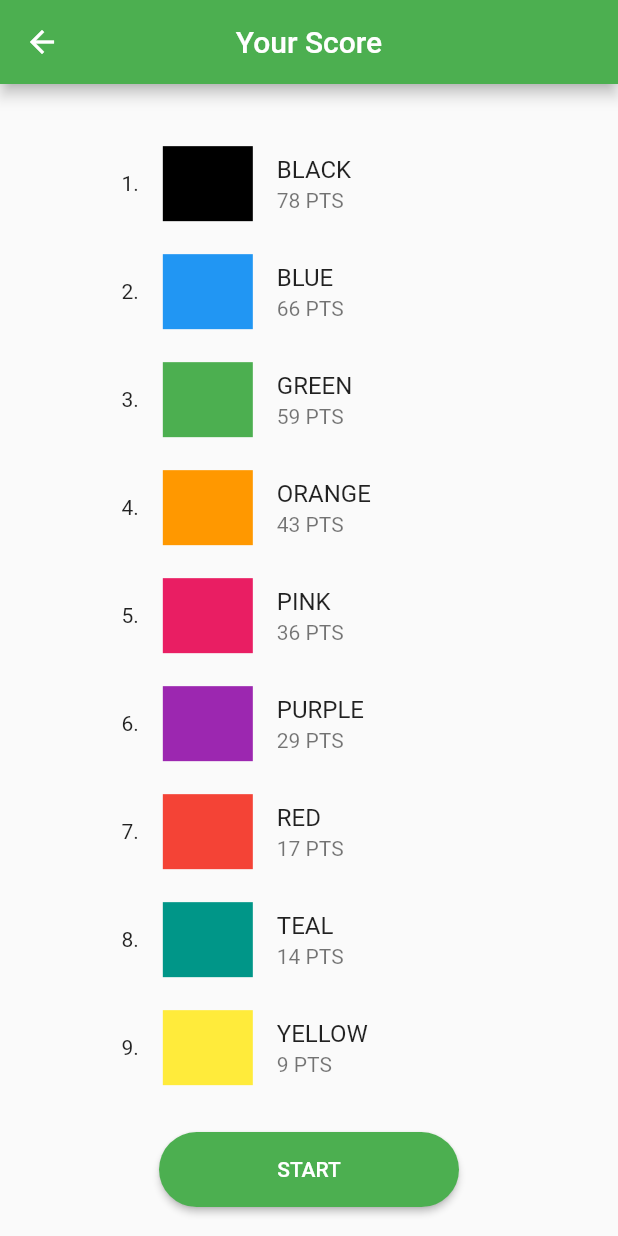
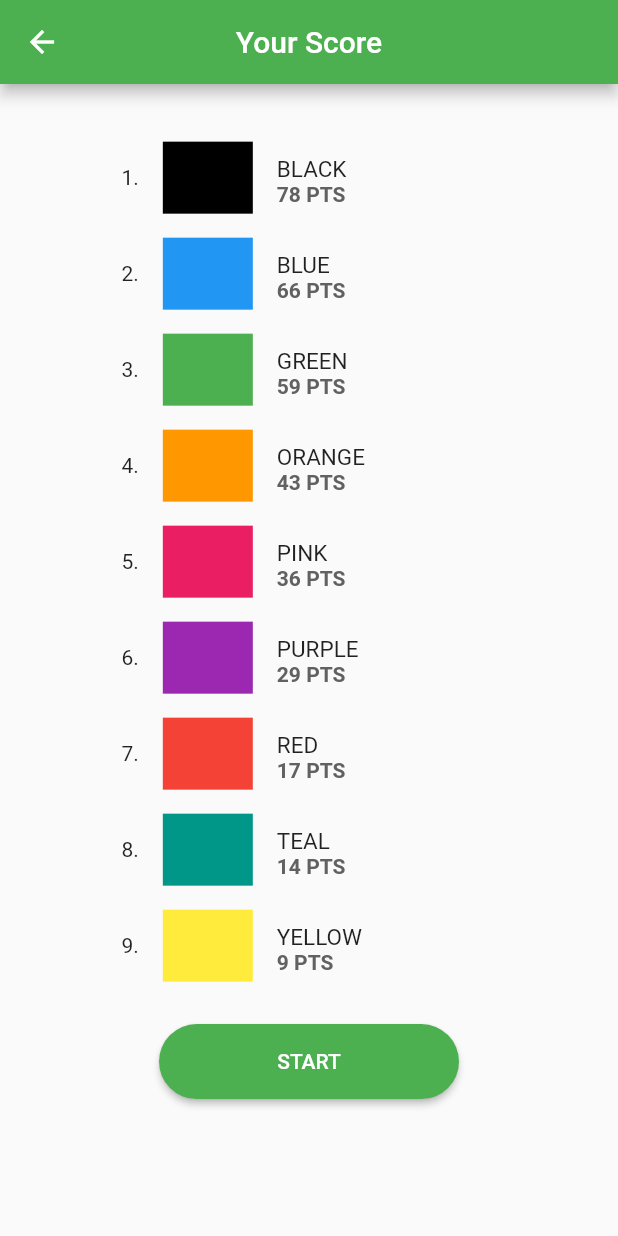
Before and after one commit to Muhammed-Aslam-n/color_arranger, a Flutter app: the screen it shows after launch, after a tap on "SUBMIT", on a phone screen of 412 x 824 dp. Run offline on Flutter 3.47's test engine with Material 2 defaults, Android fonts, the phone set to English and light mode, and no system bars; our stand-ins replace flutter_screenutil, fluttericon, get, reorderable_grid_view; missing offline and left inert: dart:ffi; statements that could not run were skipped.

Commit message:
Third Commit - Project Re-Structured using GetX,Launch,APP Icons Added

```diff
--- /dev/null
+++ b/lib/controller/getx_controller.dart
@@ -0,0 +1,106 @@
+import 'package:flutter/material.dart';
+import 'package:get/get.dart';
+class ColorChangerController extends GetxController{
+  static ColorChangerController colorChangerController = Get.find();
+
+  final blackSet = [
+    "assets/images/grid_images/set_black/black1.png",
+  ];
+  final blueSet = [
+    "assets/images/grid_images/set_blue/blue1.png",
+    "assets/images/grid_images/set_blue/blue2.png",
+    "assets/images/grid_images/set_blue/blue3.png",
+  ];
+  final greenSet = [
+    "assets/images/grid_images/set_green/green1.png",
+    "assets/images/grid_images/set_green/green2.png",
+    "assets/images/grid_images/set_green/green3.png",
+  ];
+  final orangeSet = [
+    "assets/images/grid_images/set_orange/orange1.png",
+    "assets/images/grid_images/set_orange/orange2.png",
+    "assets/images/grid_images/set_orange/orange3.png",
+  ];
+
+  final pinkSet = [
+    "assets/images/grid_images/set_pink/pink1.png",
+    "assets/images/grid_images/set_pink/pink2.png",
+    "assets/images/grid_images/set_pink/pink3.png",
+  ];
+  final purpleSet = [
+    "assets/images/grid_images/set_purple/purple1.png",
+    "assets/images/grid_images/set_purple/purple2.png",
+    "assets/images/grid_images/set_purple/purple3.png",
+  ];
+  final redSet = [
+    "assets/images/grid_images/set_red/red1.png",
+    "assets/images/grid_images/set_red/red2.png",
+    "assets/images/grid_images/set_red/red3.png",
+  ];
+  final tealSet = [
+    "assets/images/grid_images/set_teal/teal1.png",
+    "assets/images/grid_images/set_teal/teal2.png",
+    "assets/images/grid_images/set_teal/teal2.png",
+  ];
+  final yellowSet = [
+    "assets/images/grid_images/set_yellow/yellow1.png",
+  ];
+  final scoreList = [
+    "78",
+    "66",
+    "59",
+    "43",
+    "36",
+    "29",
+    "17",
+    "14",
+    "9",
+  ];
+
+
+  List<Map<String,dynamic>>? palletList;
+  setPalletListValues(){
+    palletList = [
+      {"name": blackSet, "color": "BLACK"},
+      {"name": blueSet, "color": "BLUE"},
+      {"name": greenSet, "color": "GREEN"},
+      {"name": orangeSet, "color": "ORANGE"},
+      {"name": pinkSet, "color": "PINK"},
+      {"name": purpleSet, "color": "PURPLE"},
+      {"name": redSet, "color": "RED"},
+      {"name": tealSet, "color": "TEAL"},
+      {"name": yellowSet, "color": "YELLOW"},
+    ];
+    update();
+  }
+  selectColor(color){
+    switch(color){
+      case "BLACK" : return Colors.black;
+      case "RED" : return Colors.red;
+      case "YELLOW" : return Colors.yellow;
+      case "BLUE" : return Colors.blue;
+      case "GREEN" : return Colors.green;
+      case "ORANGE" : return Colors.orange;
+      case "PINK" : return Colors.pink;
+      case "PURPLE" : return Colors.purple;
+      case "TEAL" : return Colors.teal;
+    }
+  }
+
+  updatePalletSet({required oldIndex, required newIndex}){
+    final element =
+    palletList!.removeAt(oldIndex);
+    palletList!
+        .insert(newIndex, element);
+    update();
+  }
+
+  resetPalletList(){
+    palletList!.clear();
+    setPalletListValues();
+    update();
+  }
+
+
+
+}
--- a/lib/main.dart
+++ b/lib/main.dart
@@ -1,20 +1,24 @@
+import 'package:color_arranger/controller/getx_controller.dart';
 import 'package:color_arranger/screens/Home.dart';
 import 'package:color_arranger/screens/color_chart.dart';
 import 'package:color_arranger/screens/splash.dart';
 import 'package:flutter/material.dart';
 import 'package:flutter_screenutil/flutter_screenutil.dart';
+import 'package:get/get.dart';
 
 void main() {
   WidgetsFlutterBinding.ensureInitialized();
+  Get.put(ColorChangerController());
   runApp(const ColorChanger());
 }
 
 class ColorChanger extends StatelessWidget {
   const ColorChanger({Key? key}) : super(key: key);
+
   @override
   Widget build(BuildContext context) {
     return ScreenUtilInit(
-      builder: () => MaterialApp(
+      builder: () => GetMaterialApp(
         builder: (context, widget) {
           ScreenUtil.setContext(context);
           return MediaQuery(data: MediaQuery.of(context), child: widget!);
@@ -25,11 +29,12 @@ class ColorChanger extends StatelessWidget {
         ),
         home: const MyCustomSplashScreen(),
         debugShowCheckedModeBanner: false,
-        initialRoute: '/home',
-        routes: {
-          '/home': (context) => const Home(),
-          '/scoreScreen': (context) => Chart(),
-        },
+        initialRoute: '/',
+        getPages: [
+          GetPage(name: '/', page: () => const MyCustomSplashScreen()),
+          GetPage(name: '/home', page: () => const Home()),
+          GetPage(name: '/scoreScreen', page: () => Chart()),
+        ],
       ),
       designSize: const Size(375, 812),
     );
--- a/lib/screens/Home.dart
+++ b/lib/screens/Home.dart
@@ -1,8 +1,10 @@
+import 'package:color_arranger/controller/getx_controller.dart';
 import 'package:color_arranger/screens/color_chart.dart';
 import 'package:color_arranger/widget/common_button_widget.dart';
 import 'package:flutter/material.dart';
 import 'package:flutter_screenutil/flutter_screenutil.dart';
 import 'package:fluttericon/entypo_icons.dart';
+import 'package:get/get.dart';
 import 'package:reorderable_grid_view/reorderable_grid_view.dart';
 
 class Home extends StatefulWidget {
@@ -13,65 +15,11 @@ class Home extends StatefulWidget {
 }
 
 class _HomeState extends State<Home> {
+  final colorChangerController = ColorChangerController.colorChangerController;
   double scrollSpeedVariable = 5;
-  final blackSet = [
-    "assets/images/grid_images/set_black/black1.png",
-  ];
-  final blueSet = [
-    "assets/images/grid_images/set_blue/blue1.png",
-    "assets/images/grid_images/set_blue/blue2.png",
-    "assets/images/grid_images/set_blue/blue3.png",
-  ];
-  final greenSet = [
-    "assets/images/grid_images/set_green/green1.png",
-    "assets/images/grid_images/set_green/green2.png",
-    "assets/images/grid_images/set_green/green3.png",
-  ];
-  final orangeSet = [
-    "assets/images/grid_images/set_orange/orange1.png",
-    "assets/images/grid_images/set_orange/orange2.png",
-    "assets/images/grid_images/set_orange/orange3.png",
-  ];
-
-  final pinkSet = [
-    "assets/images/grid_images/set_pink/pink1.png",
-    "assets/images/grid_images/set_pink/pink2.png",
-    "assets/images/grid_images/set_pink/pink3.png",
-  ];
-  final purpleSet = [
-    "assets/images/grid_images/set_purple/purple1.png",
-    "assets/images/grid_images/set_purple/purple2.png",
-    "assets/images/grid_images/set_purple/purple3.png",
-  ];
-  final redSet = [
-    "assets/images/grid_images/set_red/red1.png",
-    "assets/images/grid_images/set_red/red2.png",
-    "assets/images/grid_images/set_red/red3.png",
-  ];
-  final tealSet = [
-    "assets/images/grid_images/set_teal/teal1.png",
-    "assets/images/grid_images/set_teal/teal2.png",
-    "assets/images/grid_images/set_teal/teal2.png",
-  ];
-  final yellowSet = [
-    "assets/images/grid_images/set_yellow/yellow1.png",
-  ];
-
-  ValueNotifier<List<Map<String, dynamic>>> palletList = ValueNotifier([]);
-
   @override
   void initState() {
-    palletList.value = [
-      {"name": blackSet, "color": "BLACK"},
-      {"name": blueSet, "color": "BLUE"},
-      {"name": greenSet, "color": "GREEN"},
-      {"name": orangeSet, "color": "ORANGE"},
-      {"name": pinkSet, "color": "PINK"},
-      {"name": purpleSet, "color": "PURPLE"},
-      {"name": redSet, "color": "RED"},
-      {"name": tealSet, "color": "TEAL"},
-      {"name": yellowSet, "color": "YELLOW"},
-    ];
+    colorChangerController.setPalletListValues();
     super.initState();
   }
 
@@ -95,19 +43,22 @@ class _HomeState extends State<Home> {
               child: SizedBox(
                 height: 300.h,
                 width: MediaQuery.of(context).size.width,
-                child: ReorderableGridView.count(
+                child: GetBuilder<ColorChangerController>(
+
+                  builder: (colorChangerController) {
+                    return ReorderableGridView.count(
                       crossAxisSpacing: 10,
                       mainAxisSpacing: 10,
                       crossAxisCount: 3,
                       childAspectRatio: 1 / 0.8,
-                  children: palletList.value.map((e) {
-                    if (e['name'].length > 1) {
+                      children: colorChangerController.palletList!.map((palletElements) {
+                        if (palletElements['name'].length > 1) {
                           return buildImageItem(
-                          url: e['name'][0],
+                              url: palletElements['name'][0],
                               isMultiple: true,
-                          index: palletList.value.indexOf(e));
+                              index: colorChangerController.palletList!.indexOf(palletElements));
                         }
-                    return buildImageItem(url: e['name'][0]);
+                        return buildImageItem(url: palletElements['name'][0]);
                       }).toList(),
                       scrollSpeedController: (int timeInMilliSecond,
                           double overSize, double itemSize) {
@@ -119,10 +70,7 @@ class _HomeState extends State<Home> {
                         return scrollSpeedVariable;
                       },
                       onReorder: (oldIndex, newIndex) {
-                    setState(() {
-                      final element = palletList.value.removeAt(oldIndex);
-                      palletList.value.insert(newIndex, element);
-                    });
+                        ColorChangerController.colorChangerController.updatePalletSet(oldIndex: oldIndex, newIndex: newIndex);
                       },
                       dragWidgetBuilder: (index, child) {
                         return const Card(
@@ -130,6 +78,8 @@ class _HomeState extends State<Home> {
                           child: Text("Selected"),
                         );
                       },
+                    );
+                  }
                 ),
               ),
             ),
@@ -141,14 +91,7 @@ class _HomeState extends State<Home> {
               textColor: Colors.black,
               bgColor: Colors.green,
               onPressed: () {
-                Navigator.push(
-                  context,
-                  (MaterialPageRoute(
-                    builder: (context) => Chart(
-                      palletList: palletList,
-                    ),
-                  )),
-                );
+                Get.to(() => Chart());
               },
             ),
           ],
@@ -164,7 +107,7 @@ class _HomeState extends State<Home> {
         key: ValueKey(url),
         child: GestureDetector(
           onTap: () {
-            showPalletVariants(palletList.value[index]);
+            showPalletVariants(colorChangerController.palletList![index]);
           },
           child: Stack(
             children: [
--- a/lib/screens/color_chart.dart
+++ b/lib/screens/color_chart.dart
@@ -1,22 +1,15 @@
 import 'package:color_arranger/widget/common_button_widget.dart';
 import 'package:flutter/material.dart';
 import 'package:flutter_screenutil/flutter_screenutil.dart';
+import 'package:get/get.dart';
+
+import '../controller/getx_controller.dart';
 
 class Chart extends StatelessWidget {
-  final ValueNotifier<List<Map<String, dynamic>>>? palletList;
 
-  Chart({this.palletList, Key? key}) : super(key: key);
-  final scoreList = [
-    "78",
-    "66",
-    "59",
-    "43",
-    "36",
-    "29",
-    "17",
-    "14",
-    "9",
-  ];
+  final colorChangerController = ColorChangerController.colorChangerController;
+
+  Chart({ Key? key}) : super(key: key);
 
   @override
   Widget build(BuildContext context) {
@@ -41,9 +34,9 @@ class Chart extends StatelessWidget {
                     shrinkWrap: true,
                     physics: const NeverScrollableScrollPhysics(),
                     itemBuilder: (context, index) {
-                      return buildColorPallet(index, palletList!.value[index]['name'][0],context, palletList!.value[index]['color']);
+                      return buildColorPallet(index, colorChangerController.palletList![index]['name'][0],context,colorChangerController.palletList![index]['color']);
                     },
-                    itemCount: palletList!.value.length,
+                    itemCount: colorChangerController.palletList!.length,
                   ),
                 ),
                 SizedBox(height: 20.h,),
@@ -51,7 +44,8 @@ class Chart extends StatelessWidget {
                   text: "START",
                   bgColor: Colors.green,
                   onPressed: () {
-                    Navigator.popAndPushNamed(context, '/home');
+                    Get.back();
+                    colorChangerController.resetPalletList();
                   },
                 ),
               ],
@@ -68,27 +62,16 @@ class Chart extends StatelessWidget {
         Align(alignment: Alignment.bottomRight, child: Text((index+1).toString()+".")),
         Expanded(
           child: ListTile(
-            leading: Container(color:selectColor(name),height: 50,width: 60,),
-            title: Text(name),
-            subtitle: Text(scoreList[index]+" PTS"),
+        visualDensity: const VisualDensity(horizontal: 0, vertical: -2),
+            leading: Container(color:colorChangerController.selectColor(name),height: 50,width: 60,),
+            title: Text(name,style: const TextStyle(fontSize: 15),),
+            subtitle: Text(colorChangerController.scoreList[index]+" PTS",style: TextStyle(color: Colors.grey.shade700,fontWeight: FontWeight.w600),),
           ),
         ),
       ],
     );
   }
 
-  selectColor(color){
-    switch(color){
-      case "BLACK" : return Colors.black;
-      case "RED" : return Colors.red;
-      case "YELLOW" : return Colors.yellow;
-      case "BLUE" : return Colors.blue;
-      case "GREEN" : return Colors.green;
-      case "ORANGE" : return Colors.orange;
-      case "PINK" : return Colors.pink;
-      case "PURPLE" : return Colors.purple;
-      case "TEAL" : return Colors.teal;
-    }
-  }
+
 
 }
--- a/pubspec.yaml
+++ b/pubspec.yaml
@@ -37,6 +37,7 @@ dependencies:
   reorderable_grid_view: any
   flutter_screenutil: any
   fluttericon: any
+  get: any
 
 
 
```
Also changed, not shown: pubspec.lock, 52 other files. Lines whose indentation alone changed are shown as unchanged.
